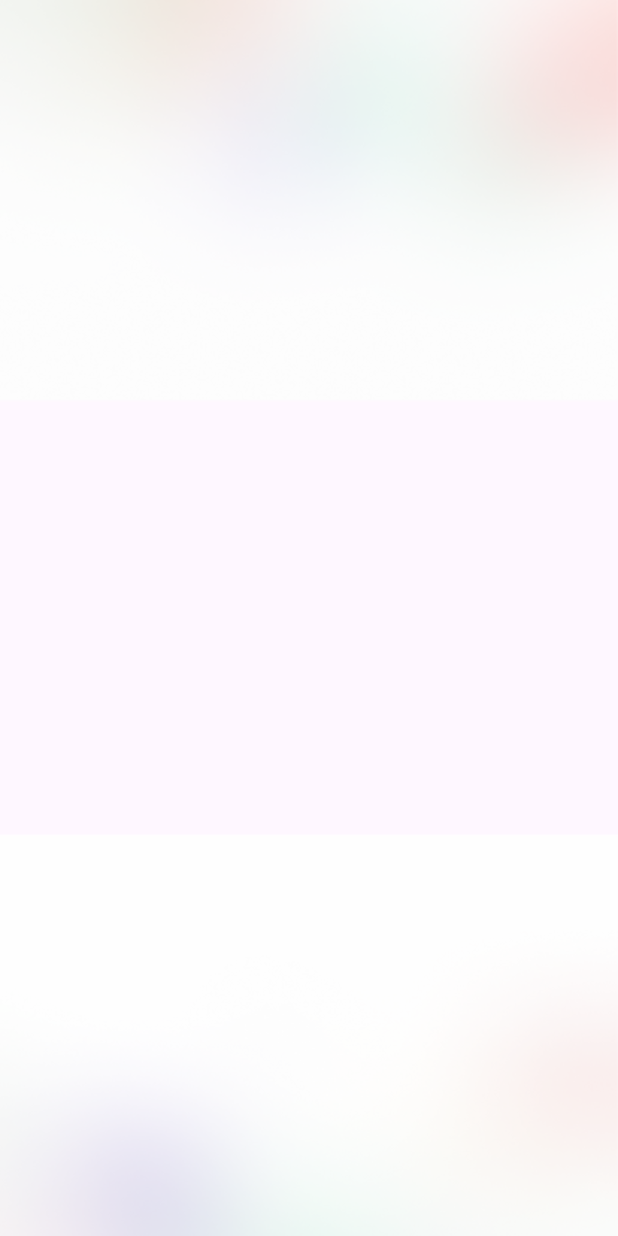
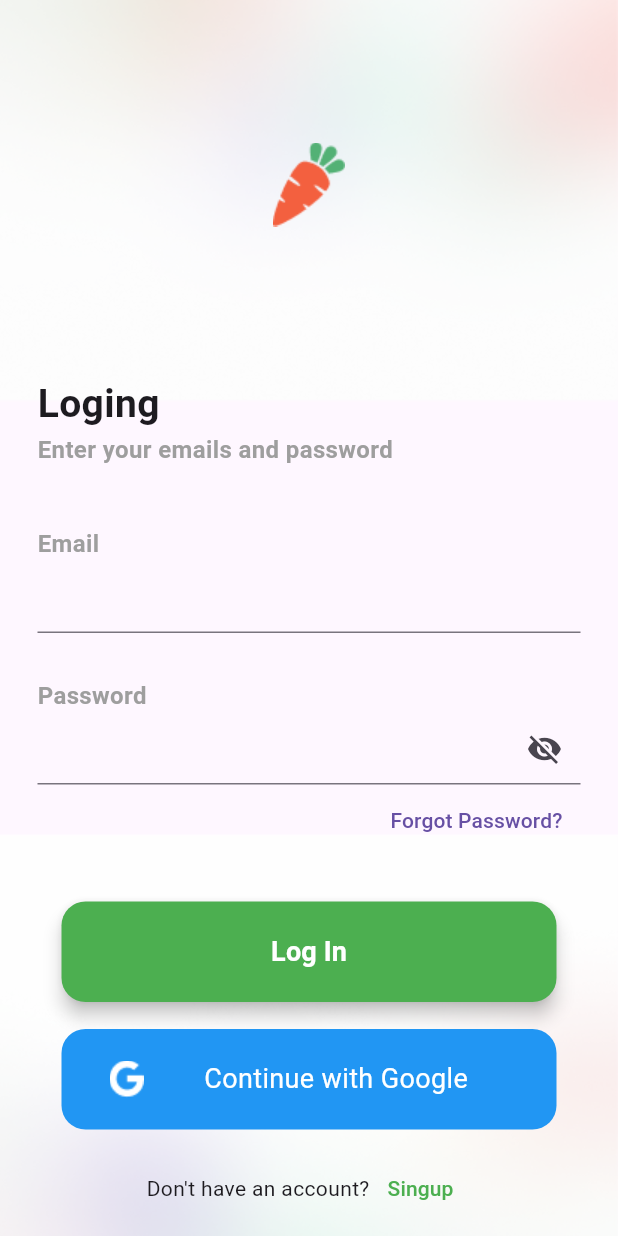
Before and after one commit to dev-shaon/Groceries-App, a Flutter app: the screen it shows after launch, after a tap on "Get Started", on a phone screen of 412 x 824 dp. Run offline on Flutter 3.47's test engine with Material 3 defaults, Android fonts, the phone set to English and light mode, and no system bars.

Commit message:
update code and add new screen

```diff
--- a/lib/Screens/LogIn_Screen.dart
+++ b/lib/Screens/LogIn_Screen.dart
@@ -1,4 +1,7 @@
 import 'package:flutter/material.dart';
+import 'package:groceries_app/Screens/forgot_Screen.dart';
+import 'package:groceries_app/Screens/signup_screen.dart';
+import 'package:groceries_app/Widget/Elevated_Button.dart';
 
 class LoginScreen extends StatefulWidget {
   const LoginScreen({super.key});
@@ -8,6 +11,7 @@ class LoginScreen extends StatefulWidget {
 }
 
 class _LoginScreenState extends State<LoginScreen> {
+  bool _isObscure = true;
   @override
   Widget build(BuildContext context) {
     return Scaffold(
@@ -17,7 +21,130 @@ class _LoginScreenState extends State<LoginScreen> {
         decoration: BoxDecoration(
           image: DecorationImage(
             image: AssetImage("assets/images/backScreen.png"),
-            fit: BoxFit.cover
+            fit: BoxFit.cover,
+          ),
+        ),
+        child: Padding(
+          padding: const EdgeInsets.all(25),
+          child: Column(
+            children: [
+              SizedBox(height: 70),
+              Image(image: AssetImage("assets/images/colorcarote.png")),
+              SizedBox(height: 100),
+              Row(
+                mainAxisAlignment: MainAxisAlignment.start,
+                children: [
+                  Text(
+                    "Loging",
+                    style: TextStyle(fontSize: 26, fontWeight: FontWeight.bold),
+                  ),
+                ],
+              ),
+              Row(
+                mainAxisAlignment: MainAxisAlignment.start,
+                children: [
+                  Text(
+                    "Enter your emails and password",
+                    style: TextStyle(
+                      color: Colors.grey,
+                      fontSize: 16,
+                      fontWeight: FontWeight.bold,
+                    ),
+                  ),
+                ],
+              ),
+              SizedBox(height: 40),
+              Row(
+                mainAxisAlignment: MainAxisAlignment.start,
+                children: [
+                  Text(
+                    "Email",
+                    style: TextStyle(
+                      color: Colors.grey,
+                      fontSize: 16,
+                      fontWeight: FontWeight.bold,
+                    ),
+                  ),
+                ],
+              ),
+              TextField(),
+              SizedBox(height: 30),
+              Row(
+                mainAxisAlignment: MainAxisAlignment.start,
+                children: [
+                  Text(
+                    "Password",
+                    style: TextStyle(
+                      color: Colors.grey,
+                      fontSize: 16,
+                      fontWeight: FontWeight.bold,
+                    ),
+                  ),
+                ],
+              ),
+              TextField(
+                obscureText: _isObscure,
+                decoration: InputDecoration(
+                  suffixIcon: IconButton(
+                    icon: Icon(
+                      _isObscure ? Icons.visibility_off : Icons.visibility,
+                    ),
+                    onPressed: () {
+                      setState(() {
+                        _isObscure = !_isObscure;
+                      });
+                    },
+                  ),
+                ),
+              ),
+              Row(
+                mainAxisAlignment: MainAxisAlignment.end,
+                children: [
+                  TextButton(onPressed: () {
+                    Navigator.push(context, MaterialPageRoute(builder: (context)=>ForgotScreen()));
+                  }, child: Text("Forgot Password?")),
+                ],
+              ),
+              SizedBox(height: 30),
+              CustomButton(text: "Log In", onPressed: () {}),
+              SizedBox(height: 18),
+              Container(
+                height: 67,
+                width: 330,
+                decoration: BoxDecoration(
+                  color: Colors.blue,
+                  borderRadius: BorderRadius.circular(16),
+                ),
+                child: Row(
+                  mainAxisAlignment: MainAxisAlignment.start,
+                  children: [
+                    Padding(padding: EdgeInsetsGeometry.all(16)),
+                    Image(image: AssetImage("assets/images/google.png")),
+                    SizedBox(width: 40),
+                    Text(
+                      "Continue with Google",
+                      style: TextStyle(fontSize: 18, color: Colors.white),
+                    ),
+                  ],
+                ),
+              ),
+              SizedBox(height: 15),
+              Row(
+                mainAxisAlignment: MainAxisAlignment.center,
+                children: [
+                  Text("Don't have an account?"),
+                  TextButton(
+                    onPressed: () {
+                      Navigator.push(context, MaterialPageRoute(builder: (context)=>SignupScreen()));
+                    },
+                    child: Text(
+                      "Singup",
+                      style: TextStyle(color: Colors.green),
+                    ),
+                  ),
+                ],
+              ),
+            ],
           ),
         ),
       ),
--- a/lib/Screens/Onbording_Screen.dart
+++ b/lib/Screens/Onbording_Screen.dart
@@ -24,7 +24,7 @@ class _OnbordingScreenState extends State<OnbordingScreen> {
         ),
         child: Column(
           children: [
-            SizedBox(height: 400),
+            SizedBox(height: 500),
             Image(image: AssetImage("assets/images/carot.png")),
             SizedBox(height: 6),
             Text(
--- a/lib/Widget/Elevated_Button.dart
+++ b/lib/Widget/Elevated_Button.dart
@@ -4,11 +4,7 @@ class CustomButton extends StatelessWidget {
   final String text;
   final VoidCallback onPressed;
 
-  const CustomButton({
-    super.key,
-    required this.text,
-    required this.onPressed,
-  });
+  const CustomButton({super.key, required this.text, required this.onPressed});
 
   @override
   Widget build(BuildContext context) {
@@ -17,10 +13,8 @@ class CustomButton extends StatelessWidget {
       style: ElevatedButton.styleFrom(
         backgroundColor: Colors.green,
         foregroundColor: Colors.white,
-        minimumSize: const Size(300, 57),
-        shape: RoundedRectangleBorder(
-          borderRadius: BorderRadius.circular(12),
-        ),
+        minimumSize: const Size(330, 67),
+        shape: RoundedRectangleBorder(borderRadius: BorderRadius.circular(16)),
         elevation: 5,
       ),
       child: Text(
```
Also changed, not shown: lib/Screens/forgot_Screen.dart (added, +17 -0 lines), lib/Screens/signup_screen.dart (added, +175 -0 lines), assets/images/google.png (added).
